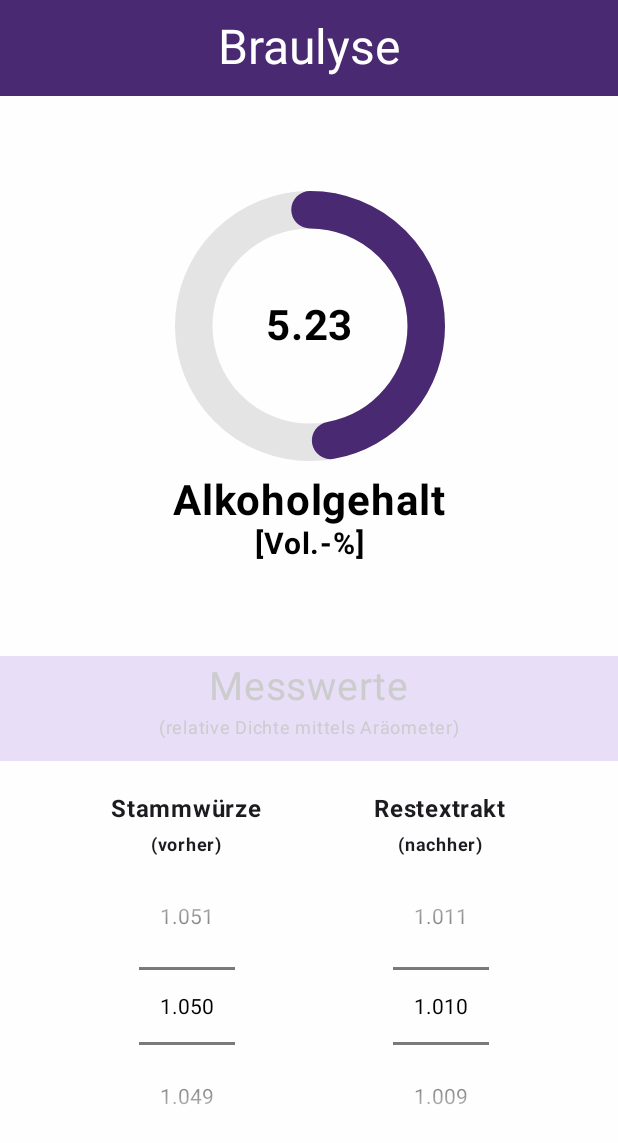
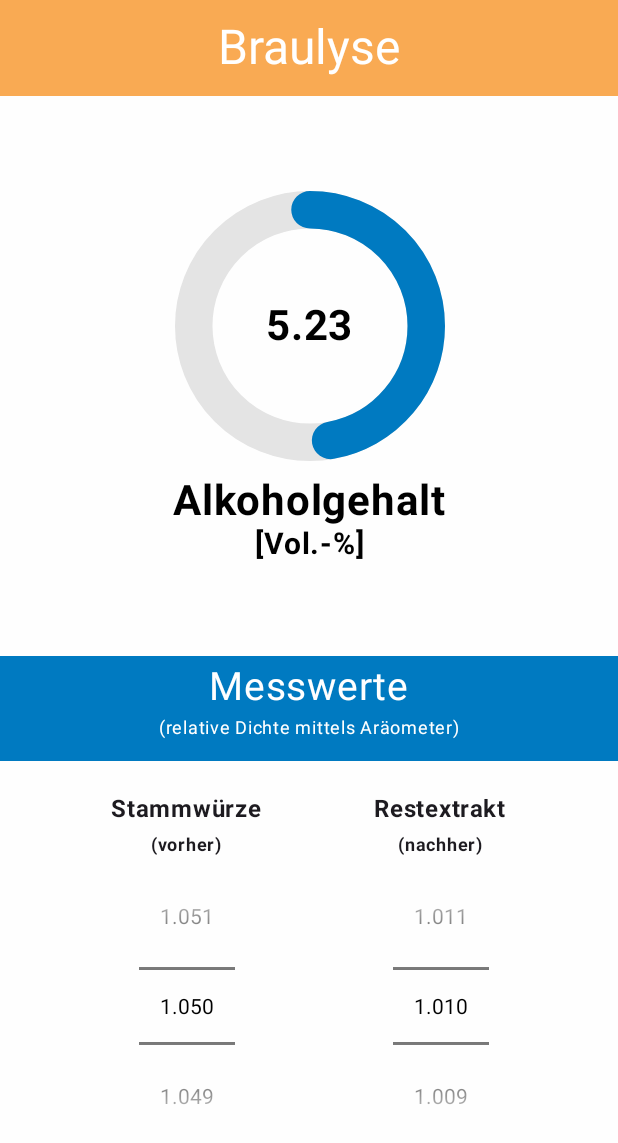
Before and after one commit to SchneePingu/braulyse, an Android app built with Jetpack Compose: the screen it shows after launch (MainActivity), on a phone screen of 412 x 824 dp. Shown: the top 1143 px of the screen. Run offline under Robolectric (Android 15) with nearby library versions, the phone set to English and light mode, and no system bars.

Commit message:
adapt color scheme

```diff
--- a/app/src/main/java/com/example/braulyse/ui/theme/Color.kt
+++ b/app/src/main/java/com/example/braulyse/ui/theme/Color.kt
@@ -2,15 +2,12 @@ package com.example.braulyse.ui.theme
 
 import androidx.compose.ui.graphics.Color
 
-val DarkPurple = Color(0xFF492971)
-val Purple = Color(0xFF6B57C0)
-val LightPurple = Color(0xFFD0BCFF)
-val PurpleGrey = Color(0xFFb39edd)
+val DarkOrange = Color(0xfff9aa53)
+val LightOrange = Color(0xFFFAC386 )
+val Blue = Color(0xff007ac1)
+val LightBlue = Color(0xffB2D7EC)
+
+val LightBlack = Color(0xFF333333)
 val DarkWhite = Color(0xFFfefefe)
 val DarkWhiteShade = Color(0xFFE4E4E4)
-val LightBlack = Color(0xFF333333)
 val LightBlackShade = Color(0xFF474747)
-val DarkPurpleShade = Color(0xFF3A205A)
-val WhiteShade = Color(0xFFCCCCCC)
-val LightPurpleShade = Color(0xFFD9C9FF)
-val BlackShade = Color(0xFF666666)
--- a/app/src/main/java/com/example/braulyse/ui/theme/Theme.kt
+++ b/app/src/main/java/com/example/braulyse/ui/theme/Theme.kt
@@ -17,26 +17,24 @@ import androidx.compose.ui.platform.LocalView
 import androidx.core.view.WindowCompat
 
 private val DarkColorScheme = darkColorScheme(
-        primaryContainer = LightPurple,
-        primary = PurpleGrey,
-        secondary = LightPurpleShade,
-        onSecondary = BlackShade,
+        primaryContainer = LightOrange,
+        secondaryContainer = LightBlue,
         onPrimary = Color.Black,
+        onSecondary = Color.Black,
         background = LightBlack,
         surface = LightBlackShade,
-        onSurface = LightPurple,
+        onSurface = LightBlue,
         surfaceTint = Color.White
 )
 
 private val LightColorScheme = lightColorScheme(
-        primaryContainer = DarkPurple,
-        primary = Purple,
-        secondary = DarkPurpleShade,
-        onSecondary = WhiteShade,
+        primaryContainer = DarkOrange,
+        secondaryContainer = Blue,
         onPrimary = Color.White,
+        onSecondary = Color.White,
         background = DarkWhite,
         surface = DarkWhiteShade,
-        onSurface = DarkPurple,
+        onSurface = Blue,
         surfaceTint = Color.Black
 )
 
```
